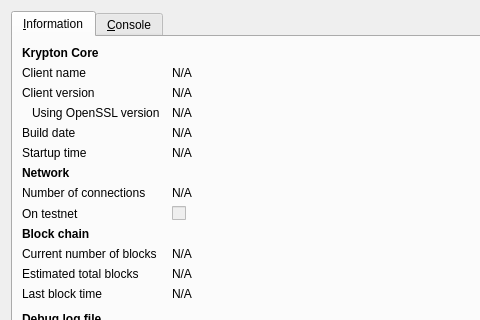
Before: the Qt Designer form src/qt/forms/rpcconsole.ui in aalonzolu/Krypton, drawn with Qt 5; both pictures show x 0 to 480 and y 0 to 320 of the 740 by 450 pixel window.
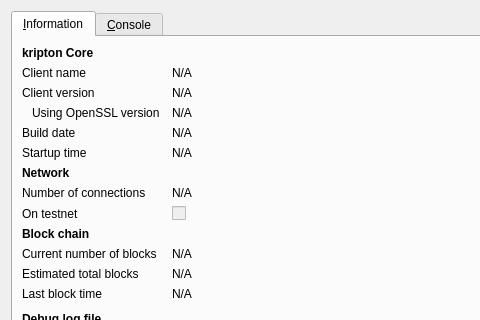
After: the same form once the commit is applied. Icons and pictures are not drawn.

```diff
--- a/src/qt/forms/rpcconsole.ui
+++ b/src/qt/forms/rpcconsole.ui
@@ -36,7 +36,7 @@
           </font>
          </property>
          <property name="text">
-          <string>Krypton Core</string>
+          <string>kripton Core</string>
          </property>
         </widget>
        </item>
```
Left out of the diff: 6 changed lines with no effect on the pictures.
